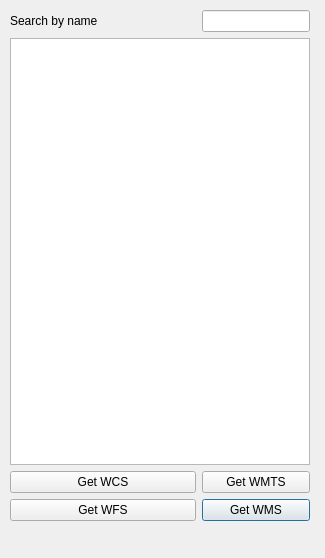
Above: tabs/CommunityTab.ui from ellipsis-drive-internal/qgis-plugin before the change. Below: the same form after it.
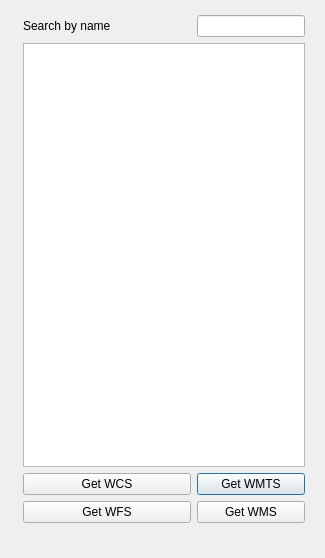
That is the form after the change.

Commit message: improve the aligning between the community and my drive tab

The edit to the form file:
```diff
--- a/tabs/CommunityTab.ui
+++ b/tabs/CommunityTab.ui
@@ -29,21 +29,14 @@
     <property name="rightMargin">
      <number>11</number>
     </property>
-    <item row="3" column="2">
-     <widget class="QPushButton" name="pushButton_wms">
-      <property name="text">
-       <string>Get WMS</string>
-      </property>
-     </widget>
-    </item>
-    <item row="2" column="2">
+    <item row="3" column="3">
      <widget class="QPushButton" name="pushButton_wmts">
       <property name="text">
        <string>Get WMTS</string>
       </property>
      </widget>
     </item>
-    <item row="6" column="1">
+    <item row="5" column="3">
      <spacer name="verticalSpacer">
       <property name="orientation">
        <enum>Qt::Vertical</enum>
@@ -54,33 +47,75 @@
       <property name="sizeHint" stdset="0">
        <size>
         <width>0</width>
-        <height>30</height>
+        <height>28</height>
        </size>
       </property>
      </spacer>
     </item>
-    <item row="0" column="0" colspan="2">
+    <item row="1" column="1" colspan="2">
      <widget class="QLabel" name="label">
       <property name="text">
        <string>Search by name</string>
       </property>
      </widget>
     </item>
-    <item row="3" column="0" colspan="2">
+    <item row="4" column="1" colspan="2">
      <widget class="QPushButton" name="pushButton_wfs">
       <property name="text">
        <string>Get WFS</string>
       </property>
      </widget>
     </item>
-    <item row="2" column="0" colspan="2">
+    <item row="2" column="1" colspan="3">
+     <widget class="QListWidget" name="listWidget_community"/>
+    </item>
+    <item row="3" column="1" colspan="2">
      <widget class="QPushButton" name="pushButton_wcs">
       <property name="text">
        <string>Get WCS</string>
       </property>
      </widget>
     </item>
-    <item row="0" column="2">
+    <item row="4" column="3">
+     <widget class="QPushButton" name="pushButton_wms">
+      <property name="text">
+       <string>Get WMS</string>
+      </property>
+     </widget>
+    </item>
+    <item row="2" column="0">
+     <spacer name="horizontalSpacer">
+      <property name="orientation">
+       <enum>Qt::Horizontal</enum>
+      </property>
+      <property name="sizeType">
+       <enum>QSizePolicy::Fixed</enum>
+      </property>
+      <property name="sizeHint" stdset="0">
+       <size>
+        <width>13</width>
+        <height>0</height>
+       </size>
+      </property>
+     </spacer>
+    </item>
+    <item row="2" column="4">
+     <spacer name="horizontalSpacer_2">
+      <property name="orientation">
+       <enum>Qt::Horizontal</enum>
+      </property>
+      <property name="sizeType">
+       <enum>QSizePolicy::Fixed</enum>
+      </property>
+      <property name="sizeHint" stdset="0">
+       <size>
+        <width>5</width>
+        <height>0</height>
+       </size>
+      </property>
+     </spacer>
+    </item>
+    <item row="1" column="3">
      <widget class="QLineEdit" name="lineEdit_communitysearch">
       <property name="enabled">
        <bool>true</bool>
@@ -93,8 +128,21 @@
       </property>
      </widget>
     </item>
-    <item row="1" column="0" colspan="3">
-     <widget class="QListWidget" name="listWidget_community"/>
+    <item row="0" column="2">
+     <spacer name="verticalSpacer_2">
+      <property name="orientation">
+       <enum>Qt::Vertical</enum>
+      </property>
+      <property name="sizeType">
+       <enum>QSizePolicy::Fixed</enum>
+      </property>
+      <property name="sizeHint" stdset="0">
+       <size>
+        <width>0</width>
+        <height>5</height>
+       </size>
+      </property>
+     </spacer>
     </item>
    </layout>
   </widget>
```
The commit also changes 1 other file.
